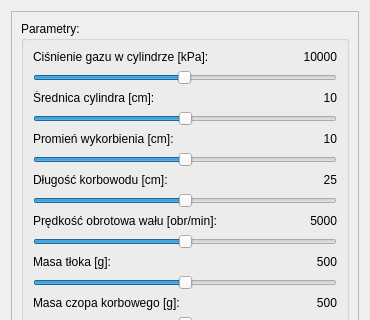
MarDom92/Praca_przejsciowa, file ui/list.ui: the form before one commit; both pictures show x 0 to 370 and y 0 to 320 of the 370 by 800 pixel window.
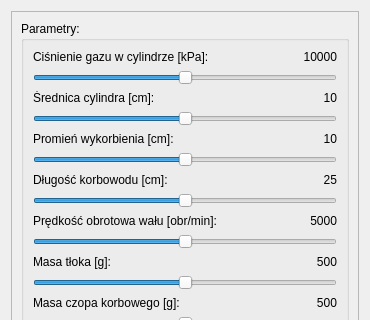
The form after the commit.

Patch:
```diff
--- a/ui/list.ui
+++ b/ui/list.ui
@@ -98,19 +98,19 @@
           <item>
            <widget class="QSlider" name="horizontalSlider_gasPressure">
             <property name="minimum">
-             <number>100</number>
+             <number>0</number>
             </property>
             <property name="maximum">
-             <number>20000</number>
+             <number>40</number>
             </property>
             <property name="singleStep">
              <number>500</number>
             </property>
             <property name="pageStep">
-             <number>500</number>
+             <number>1</number>
             </property>
             <property name="value">
-             <number>10000</number>
+             <number>20</number>
             </property>
             <property name="tracking">
              <bool>true</bool>
```
Left out of the diff: 2 changed lines with no effect on the pictures.
